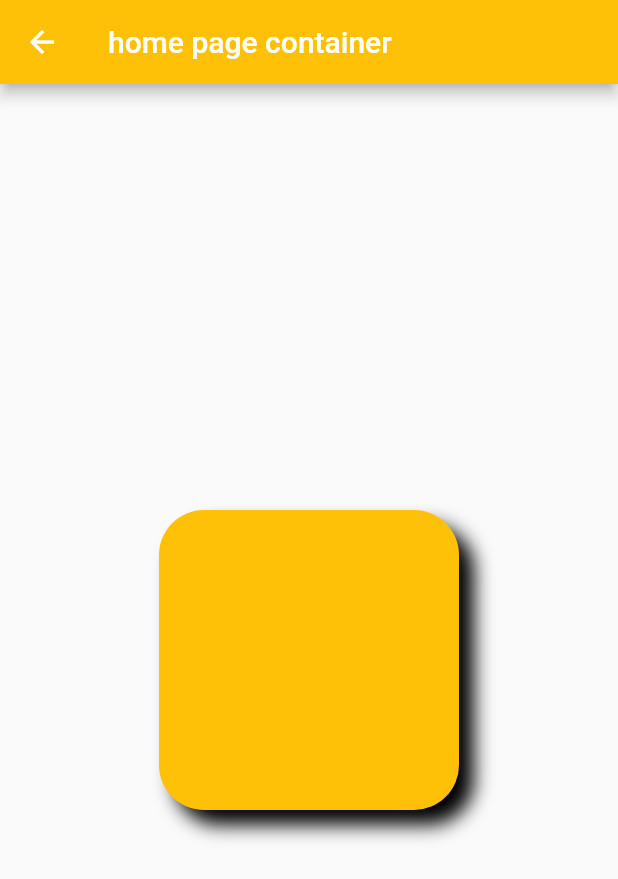
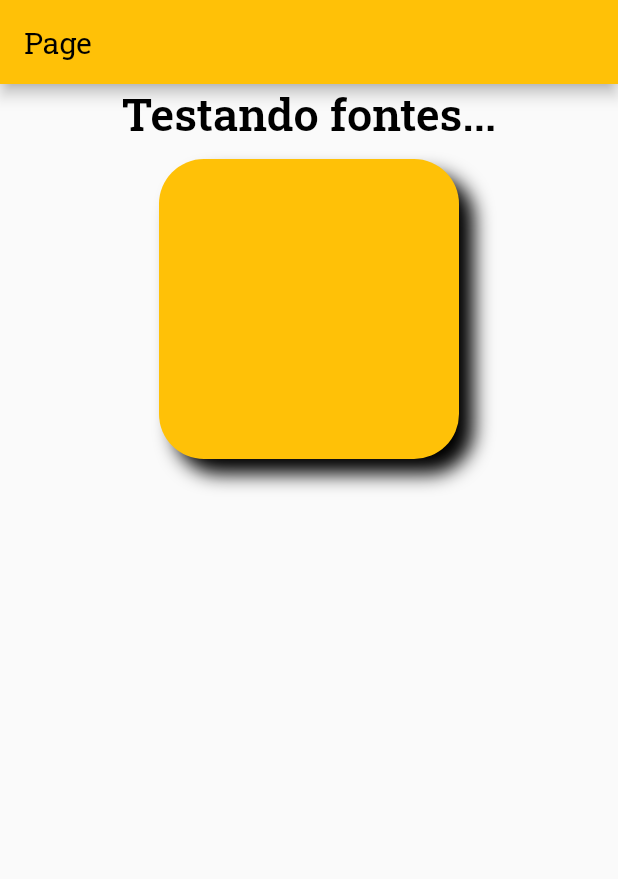
Before and after one commit to bglassesgirl/flutter-app, a Flutter app: the HomePage screen opened directly, on a phone screen of 412 x 824 dp. Shown: the top 879 px of the screen. Run offline on Flutter 3.47's test engine with Material 2 defaults, Android fonts, the phone set to English and light mode, and no system bars.

Commit message:
feat: customizing fonts

```diff
--- a/lib/home/home_page_container.dart
+++ b/lib/home/home_page_container.dart
@@ -9,11 +9,27 @@ class HomePage extends StatelessWidget {
   Widget build(BuildContext context) {
     return Scaffold(
       appBar: AppBar(
-        title: Text('home page container'),
+        title: Text(
+          'Page',
+          style: TextStyle(
+            fontFamily: 'RobotoSlab',
+            color: Colors.black),
+          ),
         backgroundColor: Colors.amber,
       ),
       body: Center(
-        child: Container(
+        child: Column(
+          children: [
+             Text(
+                'Testando fontes...',
+                style: TextStyle(
+                fontFamily: 'RobotoSlab',
+                color: Colors.black,
+                fontWeight:FontWeight.bold,
+                fontSize: 30,
+                ),
+               ),
+            Container(
               height: 200,
               width: 200,
               margin: EdgeInsets.all(10),
@@ -31,6 +47,8 @@ class HomePage extends StatelessWidget {
                 ]
                 ),
               ),
+          ],
+        ),
         )
         );
   }
--- a/lib/home/home_page_scaffold.dart
+++ b/lib/home/home_page_scaffold.dart
@@ -7,7 +7,6 @@ class HomePageScaffold extends StatelessWidget {
   Widget build(BuildContext context) {
     return Scaffold(
       appBar: AppBar(
-
         title: Text('Barra de navegaçao'),
         backgroundColor: Colors.black,
         actions: [
--- a/lib/main.dart
+++ b/lib/main.dart
@@ -1,6 +1,5 @@
 import 'package:flutter/material.dart';
-
-import 'imagens/imagens_page.dart';
+import 'package:flutter_fundamentos/home/home_page_container.dart';
 
 
 void main() {
@@ -14,7 +13,7 @@ class MyApp extends StatelessWidget {
     return MaterialApp(
       debugShowCheckedModeBanner: false,
       title: 'Flutter Demo',
-      home: ImagesPage(),
+      home: HomePage(),
     );
   }
 }
```
Also changed, not shown: pubspec.yaml (+6 -1 lines), assets/fonts/RobotoSlab-Regular.ttf (added), assets/fonts/RobotoSlab-SemiBold.ttf (added). Lines whose indentation alone changed are shown as unchanged.
